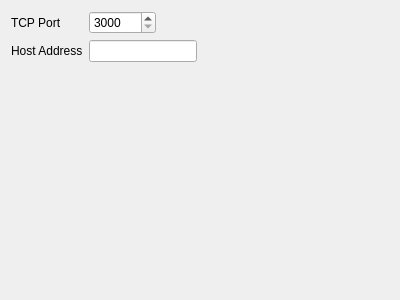
First picture: the form in src/ui/QGCTCPLinkConfiguration.ui, repository mavlink/qgroundcontrol, before the edit.
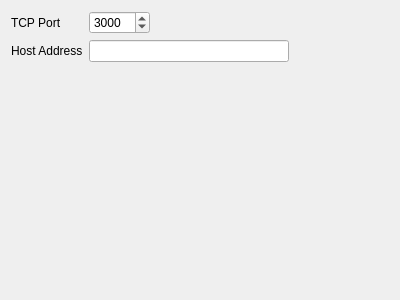
Second picture: the form after the edit.

Commit message: Adding TCP to the Link Configuration Manager

The edit to the form file:
```diff
--- a/src/ui/QGCTCPLinkConfiguration.ui
+++ b/src/ui/QGCTCPLinkConfiguration.ui
@@ -27,10 +27,13 @@
    <item row="0" column="1">
     <widget class="QSpinBox" name="portSpinBox">
      <property name="minimum">
-      <number>3000</number>
+      <number>1024</number>
      </property>
      <property name="maximum">
-      <number>100000</number>
+      <number>65535</number>
+     </property>
+     <property name="value">
+      <number>3000</number>
      </property>
     </widget>
    </item>
@@ -42,7 +45,14 @@
     </widget>
    </item>
    <item row="1" column="1">
-    <widget class="QLineEdit" name="hostAddressLineEdit"/>
+    <widget class="QLineEdit" name="hostAddressLineEdit">
+     <property name="minimumSize">
+      <size>
+       <width>200</width>
+       <height>0</height>
+      </size>
+     </property>
+    </widget>
    </item>
   </layout>
  </widget>
```
The commit also changes 18 other files.
